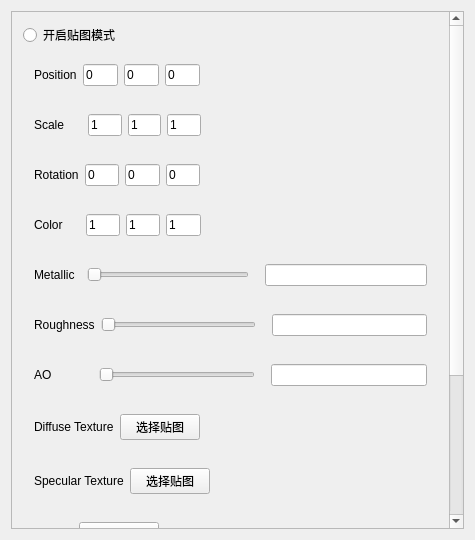
The window that Property.ui (TenWoods/PBR_Renderer) describes before a commit, drawn with Qt 5.
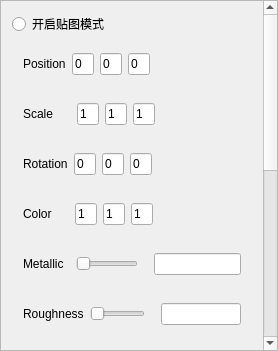
The same window after the commit.

```diff
--- a/Property.ui
+++ b/Property.ui
@@ -6,8 +6,8 @@
    <rect>
     <x>0</x>
     <y>0</y>
-    <width>475</width>
-    <height>540</height>
+    <width>278</width>
+    <height>351</height>
    </rect>
   </property>
   <property name="maximumSize">
@@ -20,6 +20,18 @@
    <string>Property</string>
   </property>
   <layout class="QVBoxLayout" name="verticalLayout">
+   <property name="leftMargin">
+    <number>0</number>
+   </property>
+   <property name="topMargin">
+    <number>0</number>
+   </property>
+   <property name="rightMargin">
+    <number>0</number>
+   </property>
+   <property name="bottomMargin">
+    <number>0</number>
+   </property>
    <item>
     <widget class="QScrollArea" name="scrollArea">
      <property name="widgetResizable">
@@ -29,8 +41,8 @@
       <property name="geometry">
        <rect>
         <x>0</x>
-        <y>0</y>
-        <width>438</width>
+        <y>-281</y>
+        <width>259</width>
         <height>630</height>
        </rect>
       </property>
@@ -499,6 +511,22 @@
             </property>
            </widget>
           </item>
+          <item>
+           <spacer name="horizontalSpacer_23">
+            <property name="orientation">
+             <enum>Qt::Horizontal</enum>
+            </property>
+            <property name="sizeType">
+             <enum>QSizePolicy::Fixed</enum>
+            </property>
+            <property name="sizeHint" stdset="0">
+             <size>
+              <width>13</width>
+              <height>20</height>
+             </size>
+            </property>
+           </spacer>
+          </item>
           <item>
            <widget class="QPushButton" name="diffuseButton">
             <property name="text">
@@ -532,6 +560,22 @@
             </property>
            </widget>
           </item>
+          <item>
+           <spacer name="horizontalSpacer_22">
+            <property name="orientation">
+             <enum>Qt::Horizontal</enum>
+            </property>
+            <property name="sizeType">
+             <enum>QSizePolicy::Fixed</enum>
+            </property>
+            <property name="sizeHint" stdset="0">
+             <size>
+              <width>7</width>
+              <height>20</height>
+             </size>
+            </property>
+           </spacer>
+          </item>
           <item>
            <widget class="QPushButton" name="specularButton">
             <property name="text">
@@ -565,6 +609,22 @@
             </property>
            </widget>
           </item>
+          <item>
+           <spacer name="horizontalSpacer_21">
+            <property name="orientation">
+             <enum>Qt::Horizontal</enum>
+            </property>
+            <property name="sizeType">
+             <enum>QSizePolicy::Fixed</enum>
+            </property>
+            <property name="sizeHint" stdset="0">
+             <size>
+              <width>67</width>
+              <height>20</height>
+             </size>
+            </property>
+           </spacer>
+          </item>
           <item>
            <widget class="QPushButton" name="normalButton">
             <property name="text">
```
Left out of the diff: 48 changed lines with no effect on the pictures.
